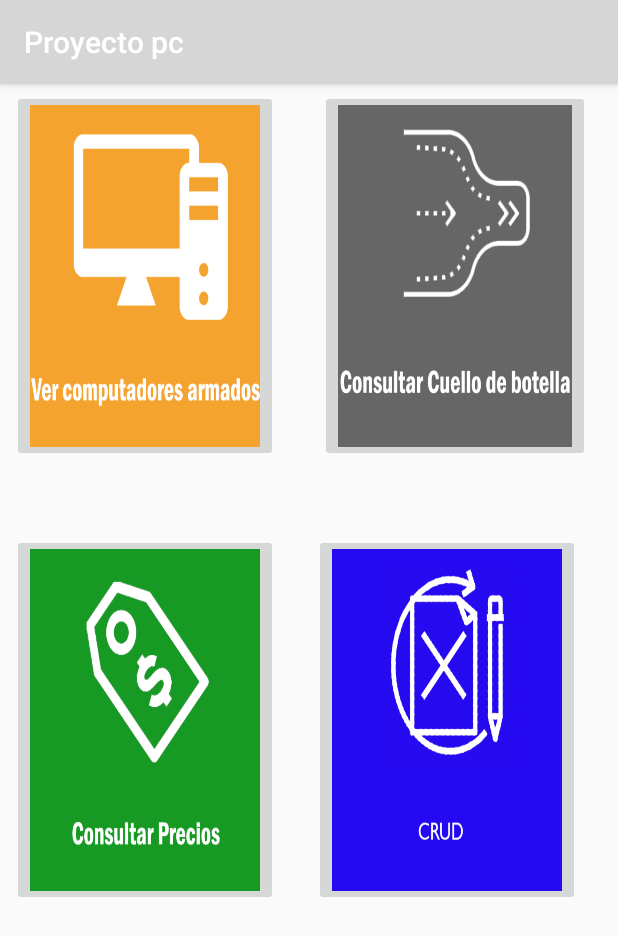
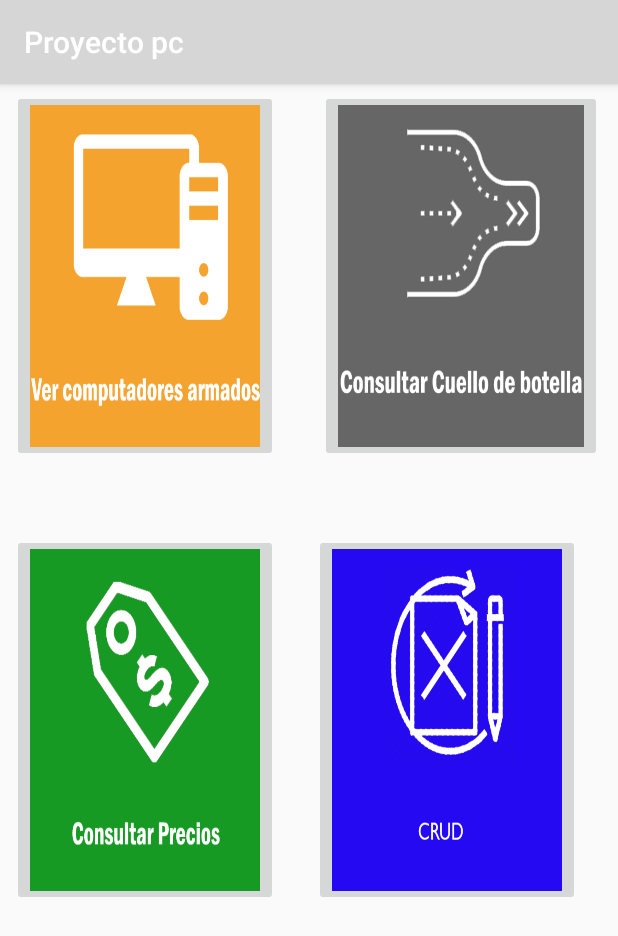
Before and after one commit to anderson-alcantara/android, an Android app: the screen it shows after launch (MenuActivity), on a phone screen of 412 x 824 dp. Shown: the top 936 px of the screen. Run offline under Robolectric (Android 15) with nearby library versions, the light colour scheme and no system bars.

Commit message:
se cambia la linea de comandos 2

```diff
--- a/app/src/main/res/layout/activity_menu.xml
+++ b/app/src/main/res/layout/activity_menu.xml
@@ -8,7 +8,7 @@
 
     <ImageButton
         android:id="@+id/btnneck"
-        android:layout_width="180dp"
+        android:layout_width="188dp"
         android:layout_height="248dp"
         android:layout_marginStart="28dp"
         android:layout_marginLeft="24dp"
```
